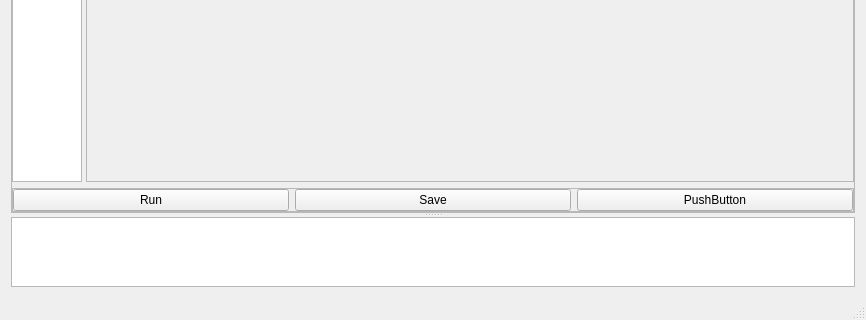
This is application/MainWindow.ui in MEEN-570-Fall-2026/ryan_day_final_project as Qt 5 draws it before an edit; both pictures show x 0 to 866 and y 283 to 603 of the 866 by 603 pixel window. The edited form follows.
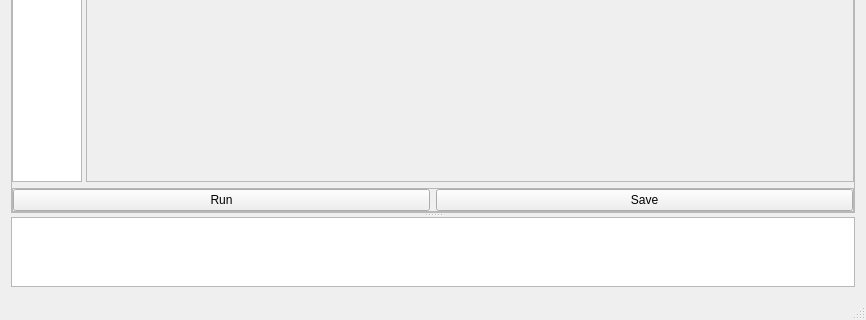
This is the edited form.

Commit message: Removed additional blank pushButton

```diff
--- a/application/MainWindow.ui
+++ b/application/MainWindow.ui
@@ -148,13 +148,6 @@
                   </property>
                  </widget>
                 </item>
-                <item>
-                 <widget class="QPushButton" name="pushButton_3">
-                  <property name="text">
-                   <string>PushButton</string>
-                  </property>
-                 </widget>
-                </item>
                </layout>
               </widget>
              </item>
```
Left out of the diff: 6 changed lines with no effect on the pictures. The commit also changes 1 other file.
